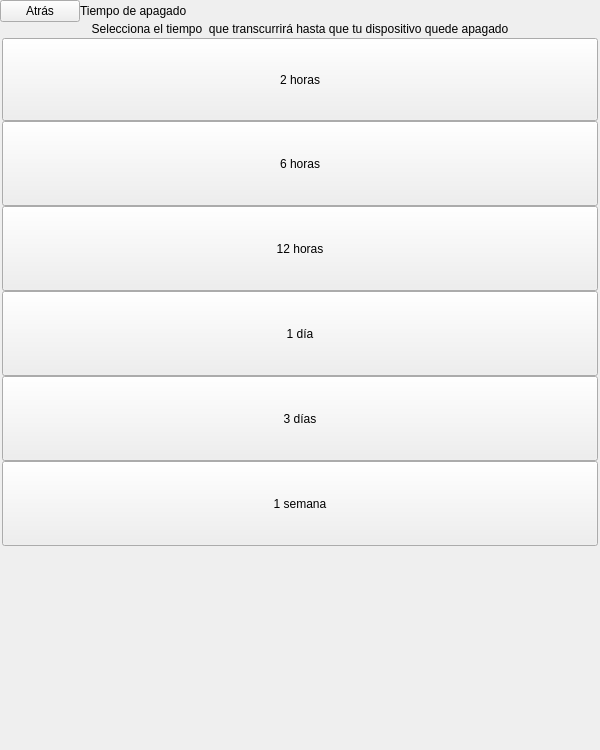
The window that bqSetting/ui/SettingsSwitchOffTimeMenu.ui (bq/cervantes) describes before a commit, drawn with Qt 5.
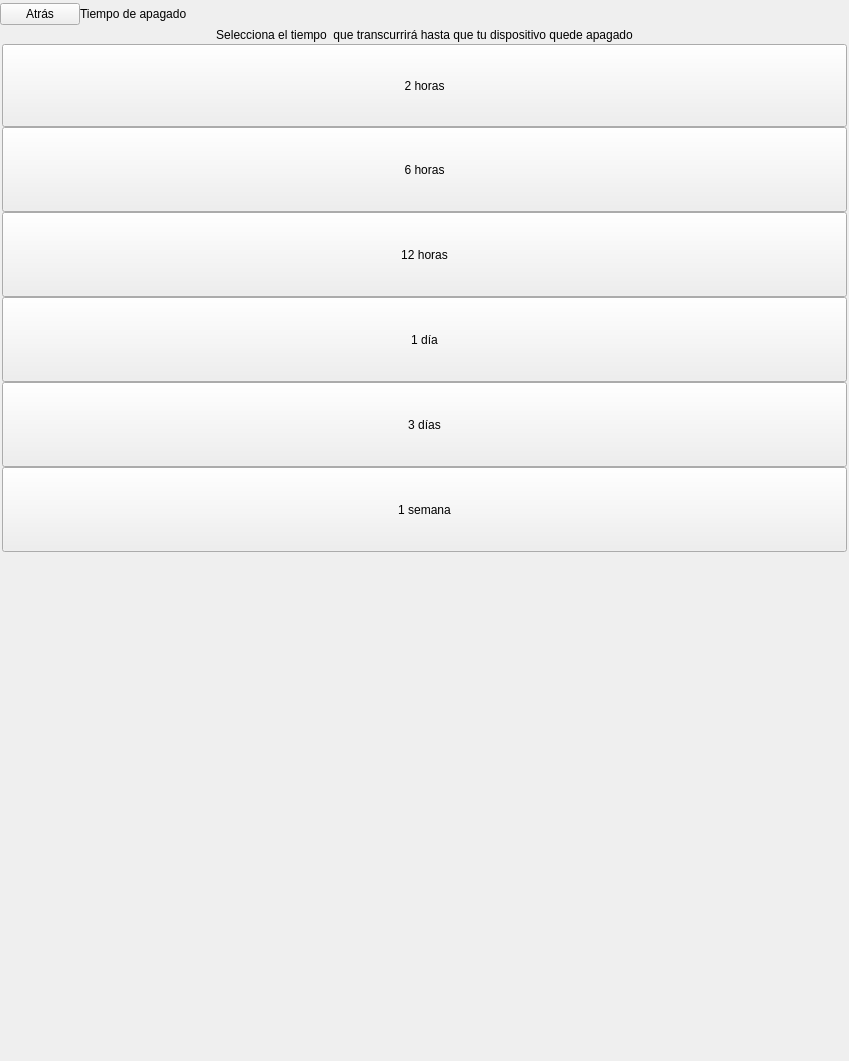
The same window after the commit.

What changed in the file:
```diff
--- a/bqSetting/ui/SettingsSwitchOffTimeMenu.ui
+++ b/bqSetting/ui/SettingsSwitchOffTimeMenu.ui
@@ -6,8 +6,8 @@
    <rect>
     <x>0</x>
     <y>0</y>
-    <width>600</width>
-    <height>750</height>
+    <width>849</width>
+    <height>1061</height>
    </rect>
   </property>
   <property name="sizePolicy">
@@ -18,14 +18,14 @@
   </property>
   <property name="minimumSize">
    <size>
-    <width>600</width>
-    <height>750</height>
+    <width>0</width>
+    <height>0</height>
    </size>
   </property>
   <property name="maximumSize">
    <size>
-    <width>600</width>
-    <height>750</height>
+    <width>849</width>
+    <height>1061</height>
    </size>
   </property>
   <property name="windowTitle">
@@ -71,7 +71,7 @@
         <property name="maximumSize">
          <size>
           <width>16777215</width>
-          <height>10000</height>
+          <height>14142</height>
          </size>
         </property>
         <property name="text">
@@ -86,8 +86,8 @@
         </property>
         <property name="sizeHint" stdset="0">
          <size>
-          <width>40</width>
-          <height>20</height>
+          <width>57</width>
+          <height>28</height>
          </size>
         </property>
        </spacer>
@@ -156,7 +156,7 @@
         <property name="maximumSize">
          <size>
           <width>16777215</width>
-          <height>83</height>
+          <height>117</height>
          </size>
         </property>
         <property name="focusPolicy">
@@ -184,7 +184,7 @@
         <property name="maximumSize">
          <size>
           <width>16777215</width>
-          <height>85</height>
+          <height>120</height>
          </size>
         </property>
         <property name="focusPolicy">
@@ -212,7 +212,7 @@
         <property name="maximumSize">
          <size>
           <width>16777215</width>
-          <height>85</height>
+          <height>120</height>
          </size>
         </property>
         <property name="focusPolicy">
@@ -234,7 +234,7 @@
         <property name="maximumSize">
          <size>
           <width>16777215</width>
-          <height>85</height>
+          <height>120</height>
          </size>
         </property>
         <property name="focusPolicy">
@@ -256,7 +256,7 @@
         <property name="maximumSize">
          <size>
           <width>16777215</width>
-          <height>85</height>
+          <height>120</height>
          </size>
         </property>
         <property name="focusPolicy">
@@ -278,7 +278,7 @@
         <property name="maximumSize">
          <size>
           <width>16777215</width>
-          <height>85</height>
+          <height>120</height>
          </size>
         </property>
         <property name="focusPolicy">
@@ -299,8 +299,8 @@
      </property>
      <property name="sizeHint" stdset="0">
       <size>
-       <width>20</width>
-       <height>40</height>
+       <width>28</width>
+       <height>57</height>
       </size>
      </property>
     </spacer>
```
Left out of the diff: 16 changed lines with no effect on the pictures.
